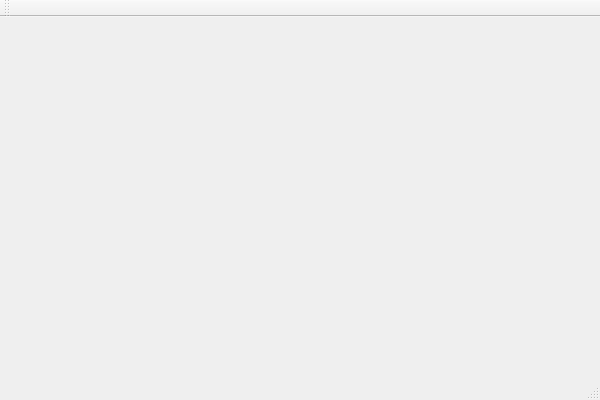
The window that src/AVToys.ui (286897655/AVToys) describes before a commit, drawn with Qt 5.
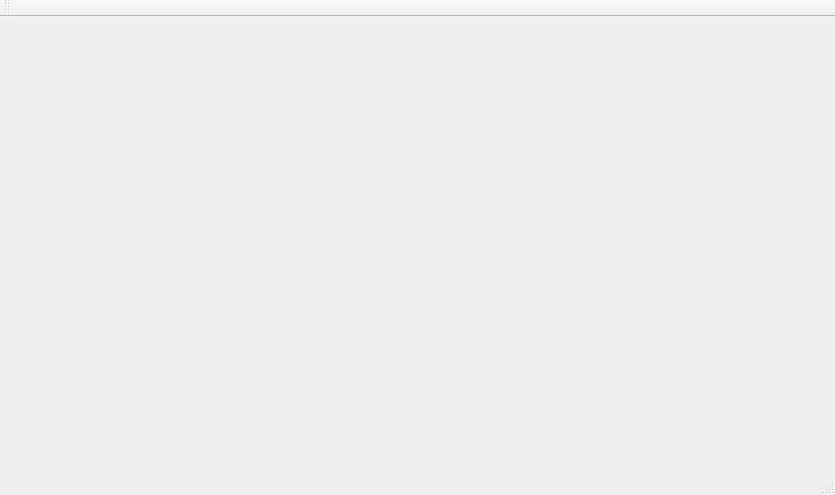
The same window after the commit.

Diff of the .ui file:
```diff
--- a/src/AVToys.ui
+++ b/src/AVToys.ui
@@ -6,8 +6,8 @@
    <rect>
     <x>0</x>
     <y>0</y>
-    <width>600</width>
-    <height>400</height>
+    <width>835</width>
+    <height>495</height>
    </rect>
   </property>
   <property name="windowTitle">
```
Left out of the diff: 2 changed lines with no effect on the pictures.
